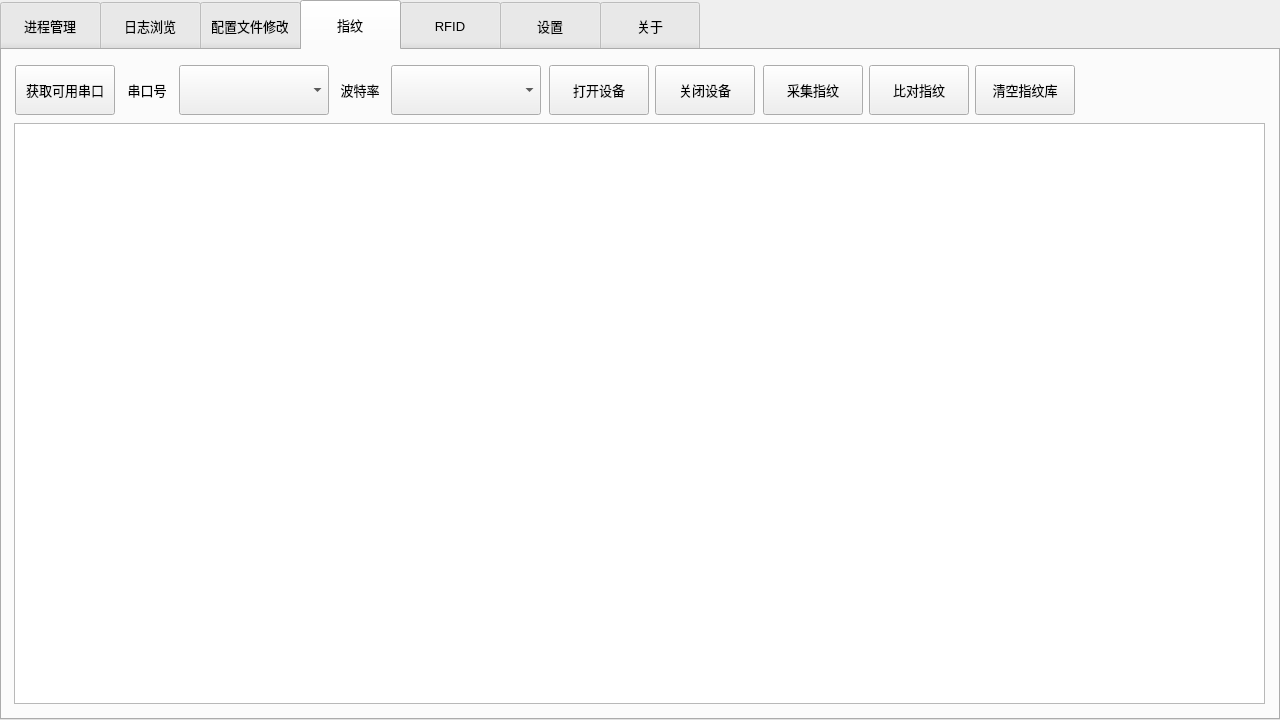
This is midtool.ui in Nehcknarf/MidTool as Qt 5 draws it before an edit. The edited form follows.
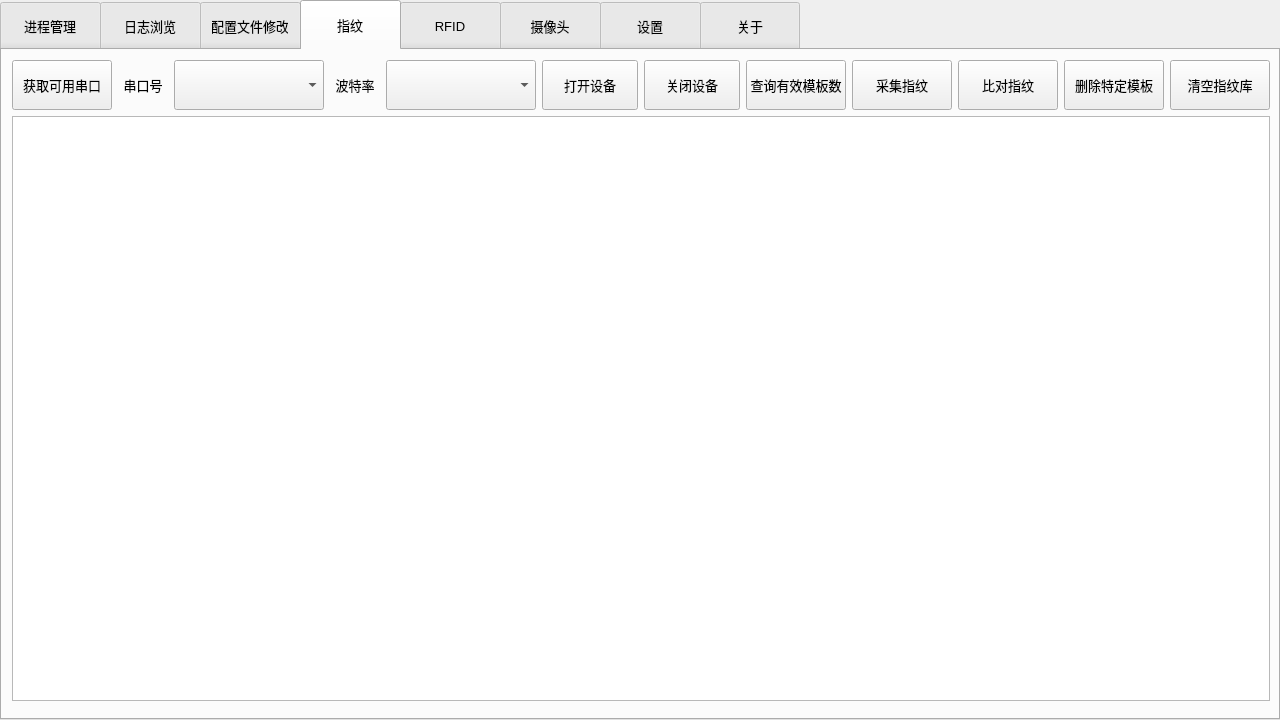
This is the edited form. The open tabs and pages were chosen to show the change. Icons and pictures are not drawn.

Commit message: version 0.4.3,development of fingerprint part has finished

Diff of the .ui file:
```diff
--- a/midtool.ui
+++ b/midtool.ui
@@ -655,30 +655,19 @@
    <attribute name="title">
     <string>指纹</string>
    </attribute>
-   <widget class="QTextBrowser" name="textBrowser_3">
+   <widget class="QWidget" name="layoutWidget">
     <property name="geometry">
      <rect>
-      <x>12</x>
-      <y>73</y>
-      <width>1251</width>
-      <height>581</height>
+      <x>10</x>
+      <y>10</y>
+      <width>1258</width>
+      <height>641</height>
      </rect>
     </property>
-    <property name="font">
-     <font>
-      <pointsize>10</pointsize>
-     </font>
-    </property>
-   </widget>
-   <widget class="QWidget" name="">
-    <property name="geometry">
-     <rect>
-      <x>13</x>
-      <y>14</y>
-      <width>314</width>
-      <height>52</height>
-     </rect>
-    </property>
+    <layout class="QVBoxLayout" name="verticalLayout_10">
+     <item>
+      <layout class="QHBoxLayout" name="horizontalLayout_15">
+       <item>
     <layout class="QHBoxLayout" name="horizontalLayout_13">
      <item>
       <widget class="QPushButton" name="pushButton_refreshPort">
@@ -753,76 +742,8 @@
       </widget>
      </item>
     </layout>
-   </widget>
-   <widget class="QWidget" name="">
-    <property name="geometry">
-     <rect>
-      <x>547</x>
-      <y>14</y>
-      <width>208</width>
-      <height>52</height>
-     </rect>
-    </property>
-    <layout class="QHBoxLayout" name="horizontalLayout_11">
-     <item>
-      <widget class="QPushButton" name="pushButton_openDevice">
-       <property name="minimumSize">
-        <size>
-         <width>100</width>
-         <height>50</height>
-        </size>
-       </property>
-       <property name="maximumSize">
-        <size>
-         <width>100</width>
-         <height>16777215</height>
-        </size>
-       </property>
-       <property name="font">
-        <font>
-         <pointsize>10</pointsize>
-        </font>
-       </property>
-       <property name="text">
-        <string>打开设备</string>
-       </property>
-      </widget>
      </item>
      <item>
-      <widget class="QPushButton" name="pushButton_closeDevice">
-       <property name="minimumSize">
-        <size>
-         <width>100</width>
-         <height>50</height>
-        </size>
-       </property>
-       <property name="maximumSize">
-        <size>
-         <width>100</width>
-         <height>16777215</height>
-        </size>
-       </property>
-       <property name="font">
-        <font>
-         <pointsize>10</pointsize>
-        </font>
-       </property>
-       <property name="text">
-        <string>关闭设备</string>
-       </property>
-      </widget>
-     </item>
-    </layout>
-   </widget>
-   <widget class="QWidget" name="">
-    <property name="geometry">
-     <rect>
-      <x>333</x>
-      <y>14</y>
-      <width>208</width>
-      <height>52</height>
-     </rect>
-    </property>
     <layout class="QHBoxLayout" name="horizontalLayout_12">
      <item>
       <widget class="QLabel" name="label_baudrate">
@@ -879,17 +800,85 @@
       </widget>
      </item>
     </layout>
-   </widget>
-   <widget class="QWidget" name="">
-    <property name="geometry">
-     <rect>
-      <x>761</x>
-      <y>14</y>
-      <width>314</width>
-      <height>52</height>
-     </rect>
-    </property>
+       </item>
+       <item>
+        <layout class="QHBoxLayout" name="horizontalLayout_11">
+         <item>
+          <widget class="QPushButton" name="pushButton_openDevice">
+           <property name="minimumSize">
+            <size>
+             <width>80</width>
+             <height>50</height>
+            </size>
+           </property>
+           <property name="maximumSize">
+            <size>
+             <width>100</width>
+             <height>16777215</height>
+            </size>
+           </property>
+           <property name="font">
+            <font>
+             <pointsize>10</pointsize>
+            </font>
+           </property>
+           <property name="text">
+            <string>打开设备</string>
+           </property>
+          </widget>
+         </item>
+         <item>
+          <widget class="QPushButton" name="pushButton_closeDevice">
+           <property name="minimumSize">
+            <size>
+             <width>80</width>
+             <height>50</height>
+            </size>
+           </property>
+           <property name="maximumSize">
+            <size>
+             <width>100</width>
+             <height>16777215</height>
+            </size>
+           </property>
+           <property name="font">
+            <font>
+             <pointsize>10</pointsize>
+            </font>
+           </property>
+           <property name="text">
+            <string>关闭设备</string>
+           </property>
+          </widget>
+         </item>
+        </layout>
+       </item>
+       <item>
     <layout class="QHBoxLayout" name="horizontalLayout_8">
+         <item>
+          <widget class="QPushButton" name="pushButton_getFingerprintNum">
+           <property name="minimumSize">
+            <size>
+             <width>100</width>
+             <height>50</height>
+            </size>
+           </property>
+           <property name="maximumSize">
+            <size>
+             <width>100</width>
+             <height>16777215</height>
+            </size>
+           </property>
+           <property name="font">
+            <font>
+             <pointsize>10</pointsize>
+            </font>
+           </property>
+           <property name="text">
+            <string>查询有效模板数</string>
+           </property>
+          </widget>
+         </item>
      <item>
       <widget class="QPushButton" name="pushButton_getfingerprint">
        <property name="minimumSize">
@@ -941,6 +930,30 @@
        </property>
       </widget>
      </item>
+         <item>
+          <widget class="QPushButton" name="pushButton_del">
+           <property name="minimumSize">
+            <size>
+             <width>100</width>
+             <height>50</height>
+            </size>
+           </property>
+           <property name="maximumSize">
+            <size>
+             <width>100</width>
+             <height>16777215</height>
+            </size>
+           </property>
+           <property name="font">
+            <font>
+             <pointsize>10</pointsize>
+            </font>
+           </property>
+           <property name="text">
+            <string>删除特定模板</string>
+           </property>
+          </widget>
+         </item>
      <item>
       <widget class="QPushButton" name="pushButton_empty">
        <property name="minimumSize">
@@ -966,6 +979,19 @@
       </widget>
      </item>
     </layout>
+       </item>
+      </layout>
+     </item>
+     <item>
+      <widget class="QTextBrowser" name="textBrowser_3">
+       <property name="font">
+        <font>
+         <pointsize>10</pointsize>
+        </font>
+       </property>
+      </widget>
+     </item>
+    </layout>
    </widget>
   </widget>
   <widget class="QWidget" name="tab_5">
@@ -975,6 +1001,97 @@
   </widget>
   <widget class="QWidget" name="tab_6">
    <attribute name="title">
+    <string>摄像头</string>
+   </attribute>
+   <widget class="QGraphicsView" name="graphicsView">
+    <property name="geometry">
+     <rect>
+      <x>10</x>
+      <y>70</y>
+      <width>1251</width>
+      <height>581</height>
+     </rect>
+    </property>
+   </widget>
+   <widget class="QWidget" name="layoutWidget">
+    <property name="geometry">
+     <rect>
+      <x>10</x>
+      <y>10</y>
+      <width>641</width>
+      <height>52</height>
+     </rect>
+    </property>
+    <layout class="QHBoxLayout" name="horizontalLayout_14">
+     <item>
+      <widget class="QComboBox" name="comboBox_cam">
+       <property name="minimumSize">
+        <size>
+         <width>0</width>
+         <height>50</height>
+        </size>
+       </property>
+      </widget>
+     </item>
+     <item>
+      <widget class="QPushButton" name="pushButton_openCam">
+       <property name="enabled">
+        <bool>true</bool>
+       </property>
+       <property name="minimumSize">
+        <size>
+         <width>100</width>
+         <height>50</height>
+        </size>
+       </property>
+       <property name="maximumSize">
+        <size>
+         <width>100</width>
+         <height>16777215</height>
+        </size>
+       </property>
+       <property name="font">
+        <font>
+         <pointsize>10</pointsize>
+        </font>
+       </property>
+       <property name="text">
+        <string>开启摄像头</string>
+       </property>
+      </widget>
+     </item>
+     <item>
+      <widget class="QPushButton" name="pushButton_closeCam">
+       <property name="enabled">
+        <bool>true</bool>
+       </property>
+       <property name="minimumSize">
+        <size>
+         <width>100</width>
+         <height>50</height>
+        </size>
+       </property>
+       <property name="maximumSize">
+        <size>
+         <width>100</width>
+         <height>16777215</height>
+        </size>
+       </property>
+       <property name="font">
+        <font>
+         <pointsize>10</pointsize>
+        </font>
+       </property>
+       <property name="text">
+        <string>关闭摄像头</string>
+       </property>
+      </widget>
+     </item>
+    </layout>
+   </widget>
+  </widget>
+  <widget class="QWidget" name="tab_7">
+   <attribute name="title">
     <string>设置</string>
    </attribute>
    <widget class="QWidget" name="layoutWidget">
@@ -1215,7 +1332,7 @@
     </layout>
    </widget>
   </widget>
-  <widget class="QWidget" name="tab_7">
+  <widget class="QWidget" name="tab_8">
    <attribute name="title">
     <string>关于</string>
    </attribute>
```
Left out of the diff: 2 changed lines with no effect on the pictures. Lines whose indentation alone changed are shown as unchanged. The commit also changes 2 other files.
